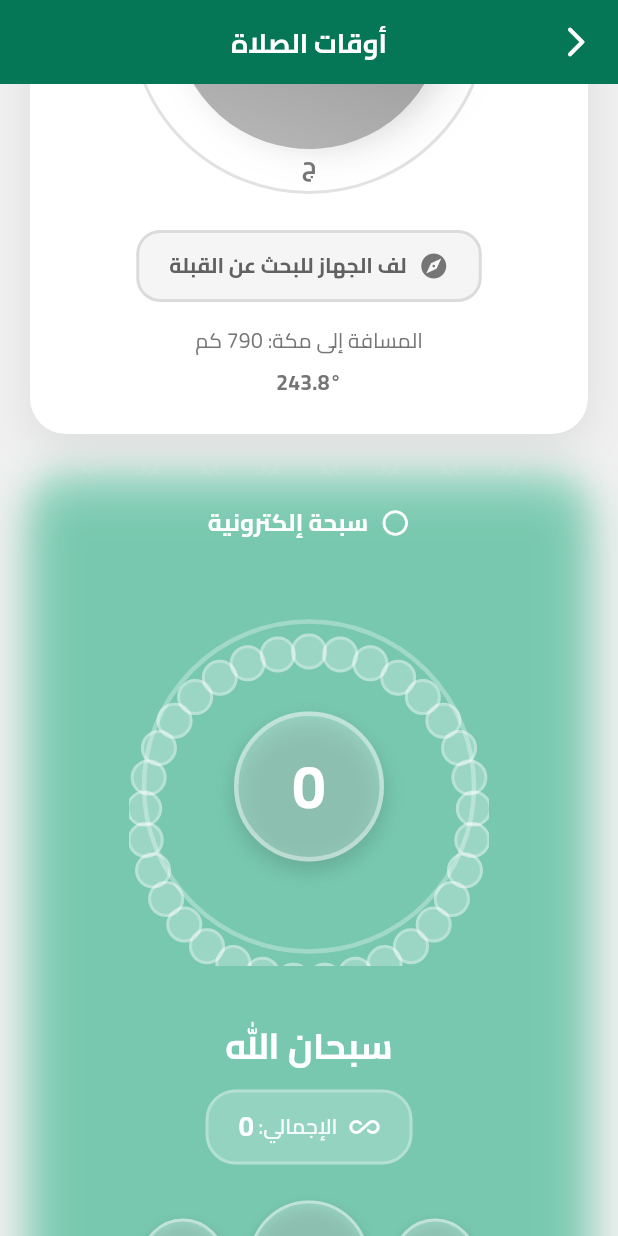
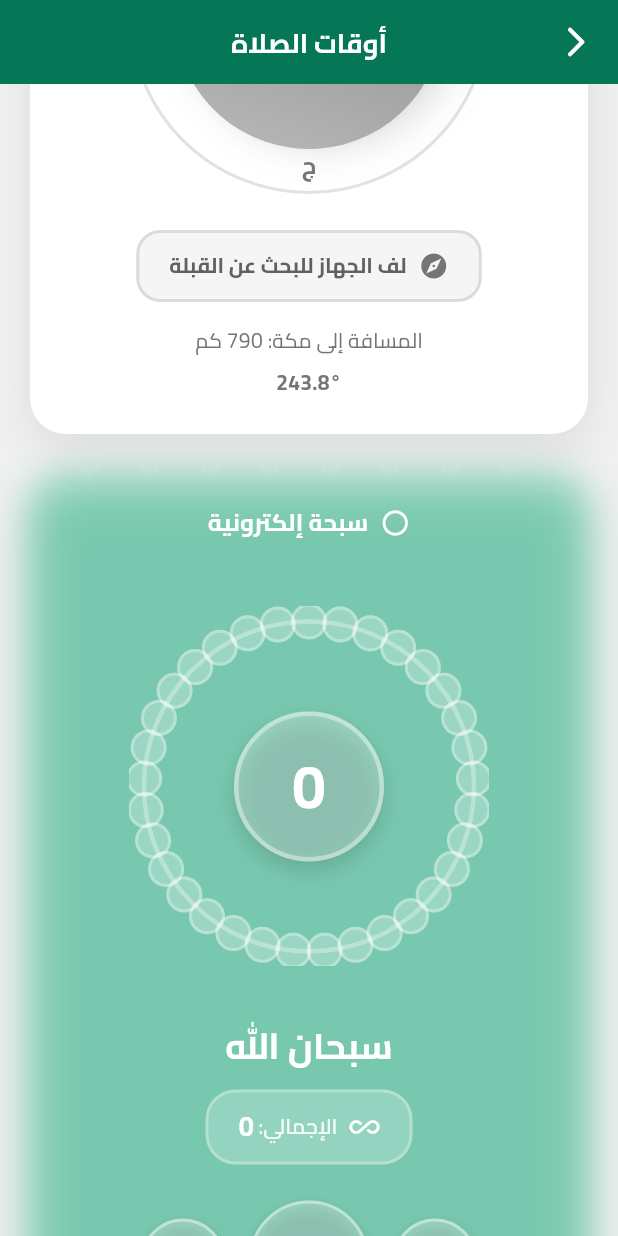
Before and after one commit to kkkrraamm/aldlma, a Flutter app: the PrayerTimesPage screen opened directly, scrolled down 1728 dp, on a phone screen of 412 x 824 dp. Run offline on Flutter 3.47's test engine with Material 3 defaults, Android fonts, the phone set to English and light mode, and no system bars; our stand-ins replace adhan, cached_network_image, device_info_plus, firebase_core, firebase_messaging, fl_chart and 12 more; accounts and stored records are empty; network calls fail.

Commit message:
fix: align Tasbih beads perfectly on the string circle
Changes:
✅ Fixed bead positioning - now centered on string
✅ Reduced scale animation from 0.5x to 0.3x
✅ Dynamic bead size calculation for perfect alignment
✅ Beads now sit exactly on the circle path

Technical fixes:
- Position: left: 120 + x - (beadSize / 2)
- Position: top: 120 + y - (beadSize / 2)
- Dynamic beadSize: 28px (current) / 24px (normal)
- Scale animation: 1.3x max (reduced from 1.5x)
- Perfect centering using beadSize / 2 offset

Before: beads were outside the circle
After: beads perfectly aligned on the string

Visual improvement: looks like a real Tasbih now!

```diff
--- a/lib/prayer_times_page.dart
+++ b/lib/prayer_times_page.dart
@@ -1426,9 +1426,12 @@ class _PrayerTimesPageState extends State<PrayerTimesPage> {
                           // الكورة الحالية (آخر واحدة تم عدها)
                           final isCurrent = index == _tasbihCount - 1;
 
+                          // حجم الكورة
+                          final beadSize = isCurrent ? 28.0 : 24.0;
+
                           return Positioned(
-                            left: 120 + x - 12,
-                            top: 140 + y - 12,
+                            left: 120 + x - (beadSize / 2),
+                            top: 120 + y - (beadSize / 2),
                             child: TweenAnimationBuilder<double>(
                               duration: const Duration(milliseconds: 400),
                               tween: Tween<double>(
@@ -1438,11 +1441,11 @@ class _PrayerTimesPageState extends State<PrayerTimesPage> {
                               curve: Curves.elasticOut,
                               builder: (context, value, child) {
                                 return Transform.scale(
-                                  scale: isCurrent ? 1.0 + (0.5 * value) : 1.0,
+                                  scale: isCurrent ? 1.0 + (0.3 * value) : 1.0,
                                   child: AnimatedContainer(
                                     duration: const Duration(milliseconds: 300),
-                                    width: isCurrent ? 28 : 24,
-                                    height: isCurrent ? 28 : 24,
+                                    width: beadSize,
+                                    height: beadSize,
                                     decoration: BoxDecoration(
                                       shape: BoxShape.circle,
                                       gradient: isActive
```
